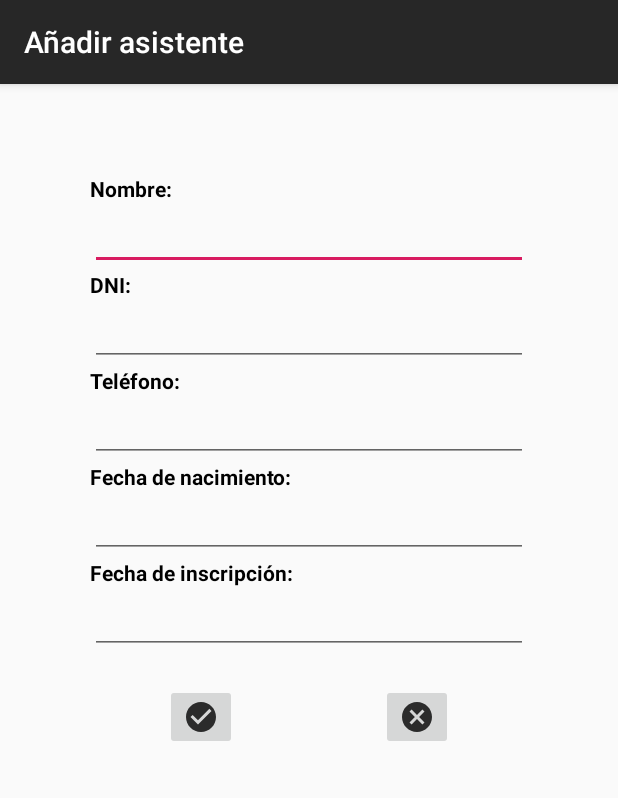
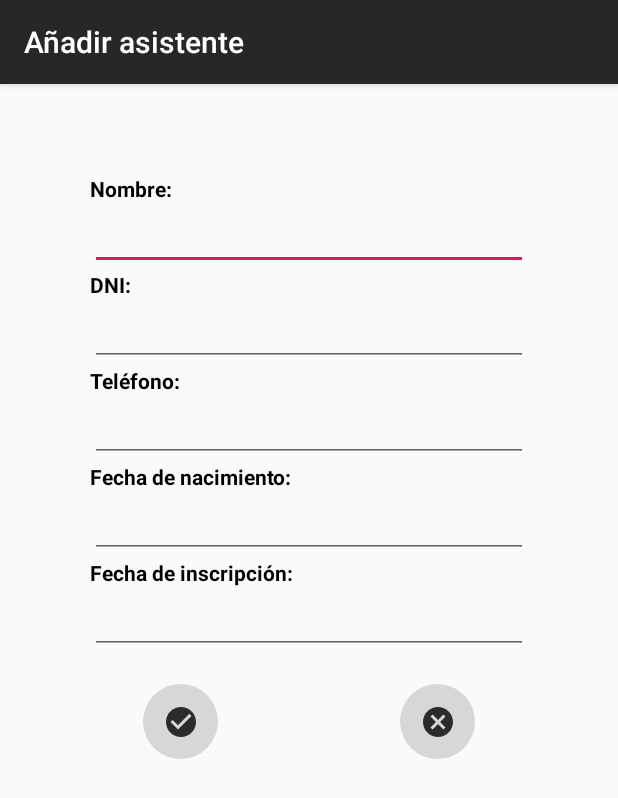
Before and after one commit to Nieterulz/AndroidAppOcelot, an Android app: the AnadirAsistente screen opened directly, with no data from a screen before it, on a phone screen of 412 x 824 dp. Shown: the top 798 px of the screen. Run offline under Robolectric (Android 15) with nearby library versions, the phone set to English and light mode, and no system bars.

Commit message:
cambios de estilo

```diff
--- a/app/src/main/java/es/uca/hito4/fechas/FechaAdapter.java
+++ b/app/src/main/java/es/uca/hito4/fechas/FechaAdapter.java
@@ -62,7 +62,6 @@ public class FechaAdapter extends RecyclerView.Adapter<FechaAdapter.MyViewHolder
 
                                 }
                             })
-                            .setTextColor(Integer.parseInt("#FF0000"))
                             .show();
                 }
                 else
--- a/app/src/main/res/layout/anadir_asistente.xml
+++ b/app/src/main/res/layout/anadir_asistente.xml
@@ -84,9 +84,10 @@
 
         <ImageButton
             android:id="@+id/confirm_button"
-            android:layout_width="wrap_content"
-            android:layout_height="wrap_content"
-            android:layout_marginStart="50dp"
+            android:layout_width="50dp"
+            android:layout_height="50dp"
+            android:background="@drawable/bordes_redondos"
+            android:layout_marginStart="35dp"
             android:layout_marginTop="20dp"
             app:layout_constraintStart_toStartOf="parent"
             app:layout_constraintTop_toTopOf="parent"
@@ -94,10 +95,11 @@
 
         <ImageButton
             android:id="@+id/cancel_button"
-            android:layout_width="wrap_content"
-            android:layout_height="wrap_content"
+            android:layout_width="50dp"
+            android:layout_height="50dp"
+            android:background="@drawable/bordes_redondos"
             android:layout_marginTop="20dp"
-            android:layout_marginEnd="50dp"
+            android:layout_marginEnd="35dp"
             app:layout_constraintEnd_toEndOf="parent"
             app:layout_constraintTop_toTopOf="parent"
             app:srcCompat="@drawable/ic_cancel" />
```
